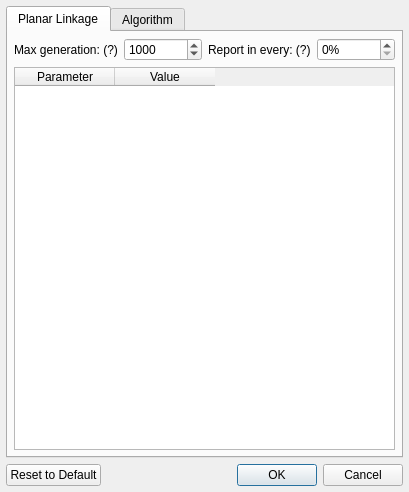
This is core/synthesis/DimensionalSynthesis/DimensionalSynthesis_dialog/options.ui in KmolYuan/Pyslvs-UI as Qt 5 draws it before an edit. The edited form follows.
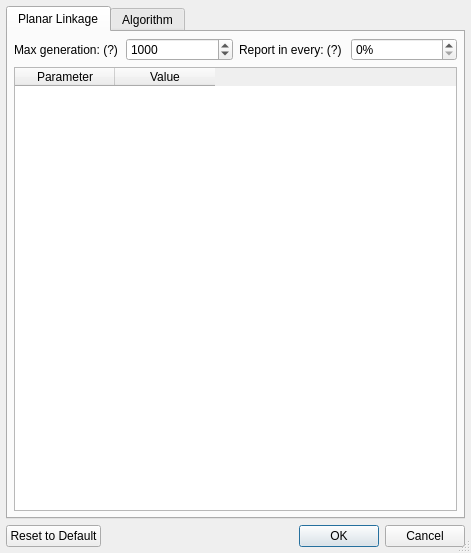
This is the edited form. Icons and pictures are not drawn.

Patch:
```diff
--- a/core/synthesis/DimensionalSynthesis/DimensionalSynthesis_dialog/options.ui
+++ b/core/synthesis/DimensionalSynthesis/DimensionalSynthesis_dialog/options.ui
@@ -6,20 +6,14 @@
    <rect>
     <x>0</x>
     <y>0</y>
-    <width>409</width>
-    <height>492</height>
+    <width>471</width>
+    <height>553</height>
    </rect>
   </property>
   <property name="minimumSize">
    <size>
-    <width>409</width>
-    <height>492</height>
-   </size>
-  </property>
-  <property name="maximumSize">
-   <size>
-    <width>409</width>
-    <height>492</height>
+    <width>471</width>
+    <height>553</height>
    </size>
   </property>
   <property name="windowTitle">
@@ -29,6 +23,9 @@
    <iconset resource="../../../icons.qrc">
     <normaloff>:/icons/DimensionalSynthesis.png</normaloff>:/icons/DimensionalSynthesis.png</iconset>
   </property>
+  <property name="sizeGripEnabled">
+   <bool>true</bool>
+  </property>
   <property name="modal">
    <bool>true</bool>
   </property>
```
Left out of the diff: 7 changed lines with no effect on the pictures.
